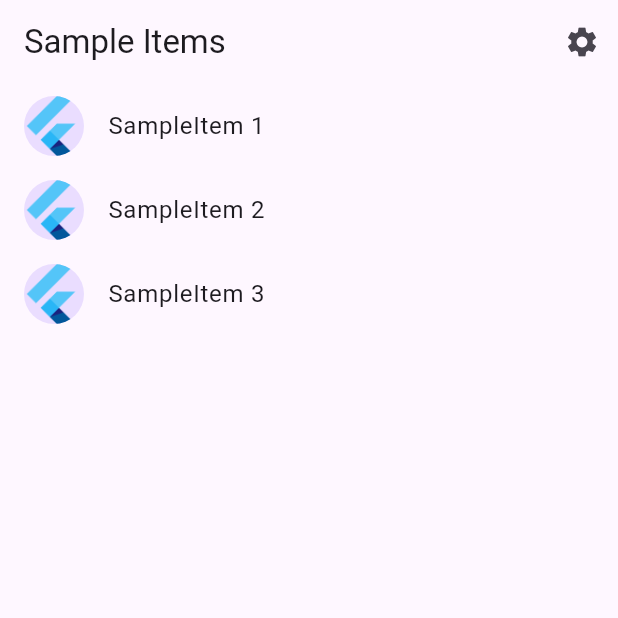
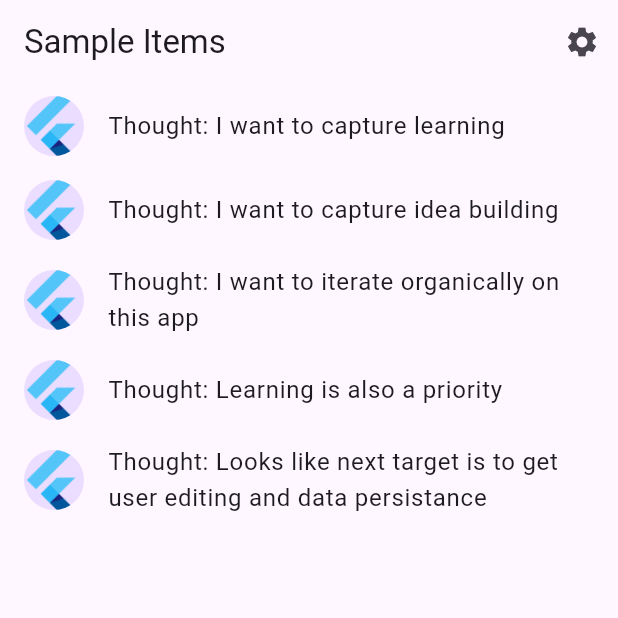
Before and after one commit to Jakob37/Mind-in-Flutter, a Flutter app: the screen it shows after launch, on a phone screen of 412 x 824 dp, the top half of it. Run offline on Flutter 3.47's test engine with Material 3 defaults, Android fonts, the phone set to English and light mode, and no system bars; generated files the repository leaves out were written again.

Commit message:
Nucleus point started

```diff
--- a/lib/src/sample_feature/sample_item.dart
+++ b/lib/src/sample_feature/sample_item.dart
@@ -1,6 +1,8 @@
 /// A placeholder class that represents an entity or model.
 class SampleItem {
-  const SampleItem(this.id);
+  const SampleItem(this.id, this.id2, this.content);
 
   final int id;
+  final int id2;
+  final String content;
 }
--- a/lib/src/sample_feature/sample_item_list_view.dart
+++ b/lib/src/sample_feature/sample_item_list_view.dart
@@ -8,7 +8,14 @@ import 'sample_item_details_view.dart';
 class SampleItemListView extends StatelessWidget {
   const SampleItemListView({
     super.key,
-    this.items = const [SampleItem(1), SampleItem(2), SampleItem(3)],
+    this.items = const [
+      SampleItem(1, 10, "I want to capture learning"),
+      SampleItem(2, 20, "I want to capture idea building"),
+      SampleItem(3, 30, "I want to iterate organically on this app"),
+      SampleItem(3, 30, "Learning is also a priority"),
+      SampleItem(3, 30,
+          "Looks like next target is to get user editing and data persistance"),
+    ],
   });
 
   static const routeName = '/';
@@ -49,7 +56,7 @@ class SampleItemListView extends StatelessWidget {
           final item = items[index];
 
           return ListTile(
-            title: Text('SampleItem ${item.id}'),
+              title: Text('Thought: ${item.content}'),
               leading: const CircleAvatar(
                 // Display the Flutter Logo image asset.
                 foregroundImage: AssetImage('assets/images/flutter_logo.png'),
@@ -62,8 +69,7 @@ class SampleItemListView extends StatelessWidget {
                   context,
                   SampleItemDetailsView.routeName,
                 );
-            }
-          );
+              });
         },
       ),
     );
```
Lines whose indentation alone changed are shown as unchanged.
